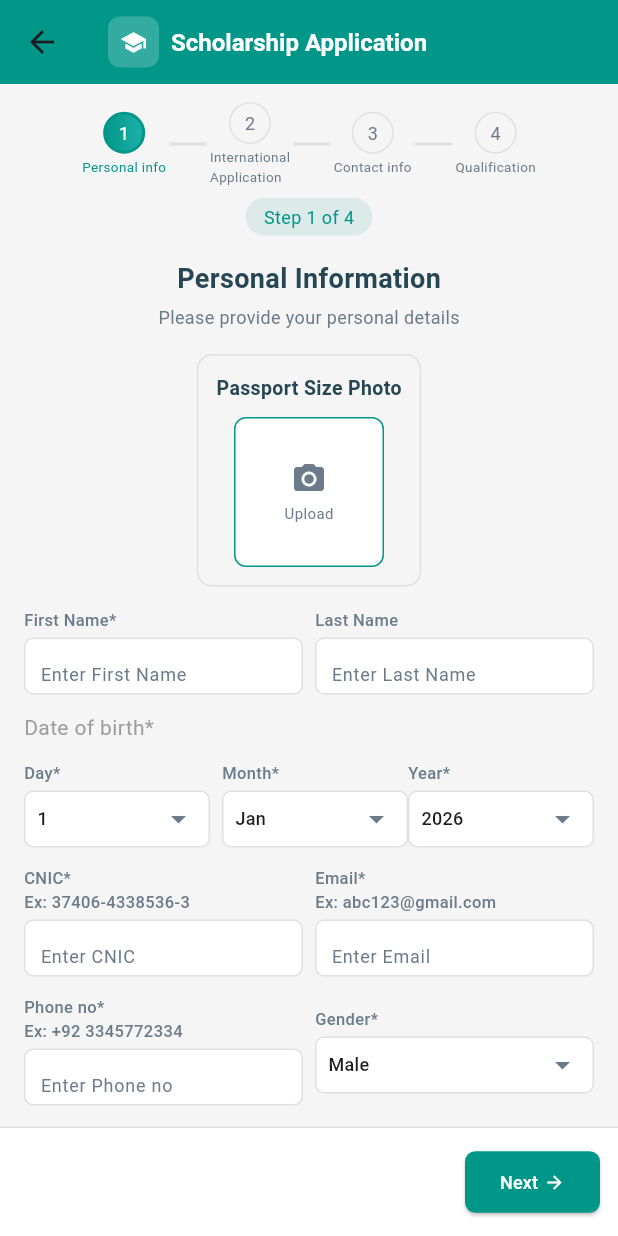
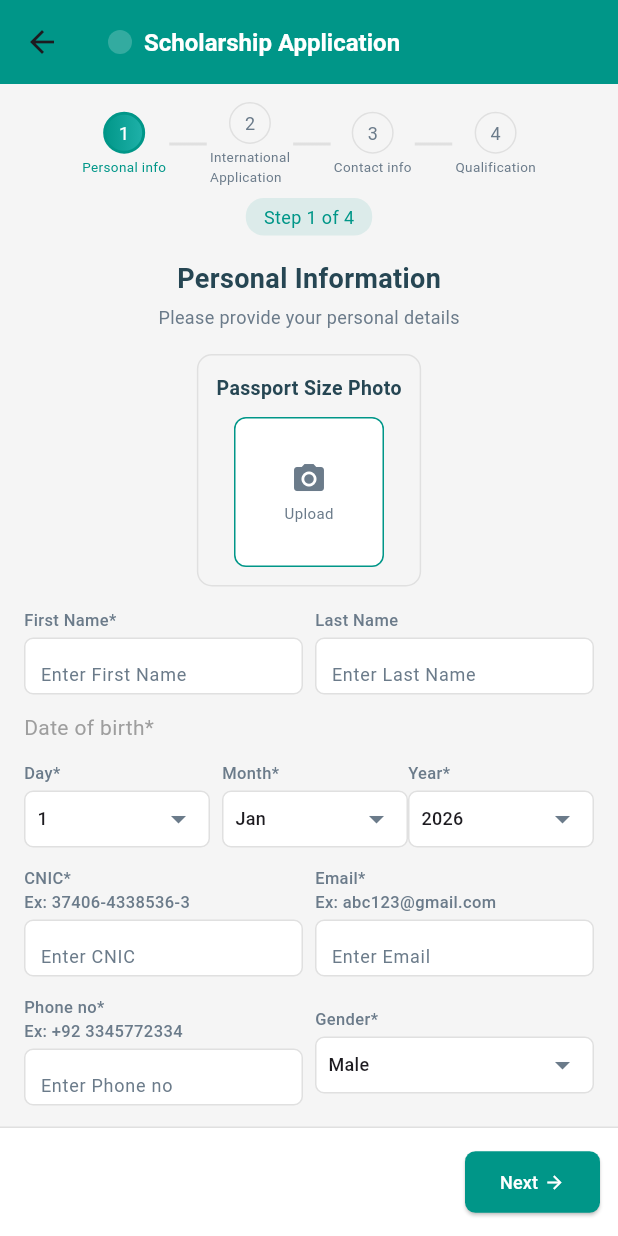
Before and after one commit to fi-maker/StudyHub-FYP-2026, a Flutter app: the CompleteStudentRegistrationFormScholarship screen opened directly, on a phone screen of 412 x 824 dp. Run offline on Flutter 3.47's test engine with Material 3 defaults, Android fonts, the phone set to English and light mode, and no system bars; our stand-ins replace cloud_firestore, firebase_auth, firebase_core, flutter_native_splash, google_generative_ai, image_picker and 1 more; accounts and stored records are empty.

Commit message:
fifth commmit

```diff
--- a/lib/Screens/Student/scholarship_applications.dart
+++ b/lib/Screens/Student/scholarship_applications.dart
@@ -641,9 +641,9 @@ class _CompleteStudentRegistrationFormState extends State<CompleteStudentRegistr
                       shape: RoundedRectangleBorder(borderRadius: BorderRadius.circular(6))
                   ),
                   child: const Row(mainAxisAlignment: MainAxisAlignment.center, children: [
-                    Icon(Icons.arrow_back, size: 14),
+                    Icon(Icons.arrow_back, size: 14, color: Colors.white), // CHANGED: Added color: Colors.white
                     SizedBox(width: 4),
-                    Text('Back', style: TextStyle(fontSize: 12))
+                    Text('Back', style: TextStyle(fontSize: 12, color: Colors.white)) // CHANGED: Added color: Colors.white
                   ])
               )
           )
@@ -782,7 +782,7 @@ class _CompleteStudentRegistrationFormState extends State<CompleteStudentRegistr
       backgroundColor: smokeWhite,
       appBar: AppBar(
           title: Row(children: [
-            Container(padding: const EdgeInsets.all(8), decoration: BoxDecoration(color: pureWhite.withOpacity(0.2), borderRadius: BorderRadius.circular(8)), child: const Icon(Icons.school, color: Colors.white, size: 18)),
+            Container(padding: const EdgeInsets.all(8), decoration: BoxDecoration(color: pureWhite.withOpacity(0.2), borderRadius: BorderRadius.circular(8))),
             const SizedBox(width: 8),
             const Text('Scholarship Application', style: TextStyle(fontSize: 16, color: Colors.white, fontWeight: FontWeight.w600))
           ]),
--- a/lib/Screens/Student/stu-application.dart
+++ b/lib/Screens/Student/stu-application.dart
@@ -516,7 +516,7 @@ class _CompleteStudentRegistrationFormState extends State<CompleteStudentRegistr
   Widget build(BuildContext context) {
     return Scaffold(
       backgroundColor: smokeWhite,
-      appBar: AppBar(title: Row(children: [Container(padding: const EdgeInsets.all(8), decoration: BoxDecoration(color: pureWhite.withOpacity(0.2), borderRadius: BorderRadius.circular(8)), child: const Icon(Icons.person_add, color: Colors.white, size: 18)), const SizedBox(width: 8), const Text('Student Registration', style: TextStyle(fontSize: 16,color: Colors.white, fontWeight: FontWeight.w600))]), backgroundColor: primaryTeal, elevation: 0),
+      appBar: AppBar(title: Row(children: [Container(padding: const EdgeInsets.all(8), decoration: BoxDecoration(color: pureWhite.withOpacity(0.2), borderRadius: BorderRadius.circular(8))), const SizedBox(width: 8), const Text('Student Registration', style: TextStyle(fontSize: 16,color: Colors.white, fontWeight: FontWeight.w600))]), backgroundColor: primaryTeal, elevation: 0),
       body: Form(key: _formKey, child: Column(children: [const SizedBox(height: 12), _buildProgressIndicator(), Expanded(child: IndexedStack(index: _currentStep, children: [_buildPersonalInfo(), _buildFamilyDetails(), _buildContactInfo(), _buildAcademicInfo()]))])),
       bottomNavigationBar: _buildNavigationButtons(),
     );
--- a/lib/Screens/Student/stuschapp.dart
+++ b/lib/Screens/Student/stuschapp.dart
@@ -25,7 +25,7 @@ class ApplicationHistory02 extends StatelessWidget {
       appBar: AppBar(
         title: Row(children: [
           Container(padding: const EdgeInsets.all(8), decoration: BoxDecoration(color: pureWhite.withOpacity(0.2), borderRadius: BorderRadius.circular(8)),
-              child: const Icon(Icons.school, color: Colors.white, size: 18)),
+             ),
           const SizedBox(width: 8),
           const Text("Scholarship Apps", style: TextStyle(color: Colors.white, fontSize: 16, fontWeight: FontWeight.w600)),
         ]),
--- a/lib/Screens/Student/your_Applications.dart
+++ b/lib/Screens/Student/your_Applications.dart
@@ -27,7 +27,7 @@ class ApplicationHistory01 extends StatelessWidget {
       appBar: AppBar(
         title: Row(children: [
           Container(padding: const EdgeInsets.all(8), decoration: BoxDecoration(color: pureWhite.withOpacity(0.2), borderRadius: BorderRadius.circular(8)),
-              child: const Icon(Icons.history, color: Colors.white, size: 18)),
+              ),
           const SizedBox(width: 8), const Text("Application For", style: TextStyle(color: Colors.white, fontSize: 16, fontWeight: FontWeight.w600)),
         ]),
         backgroundColor: primaryTeal,
```
